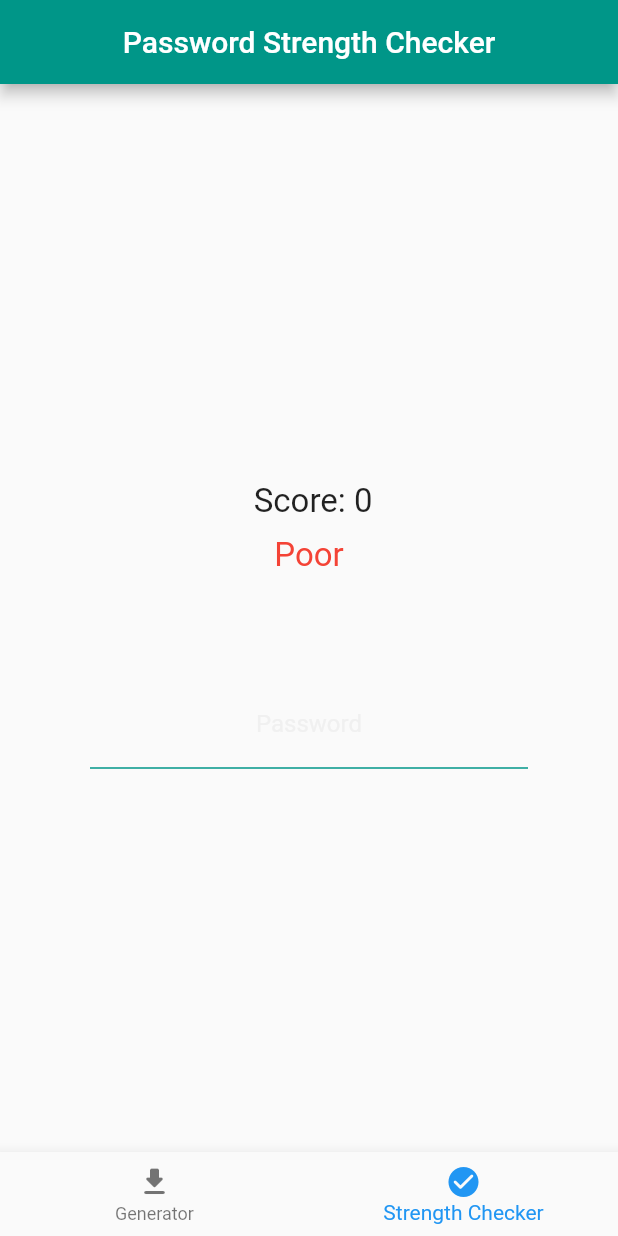
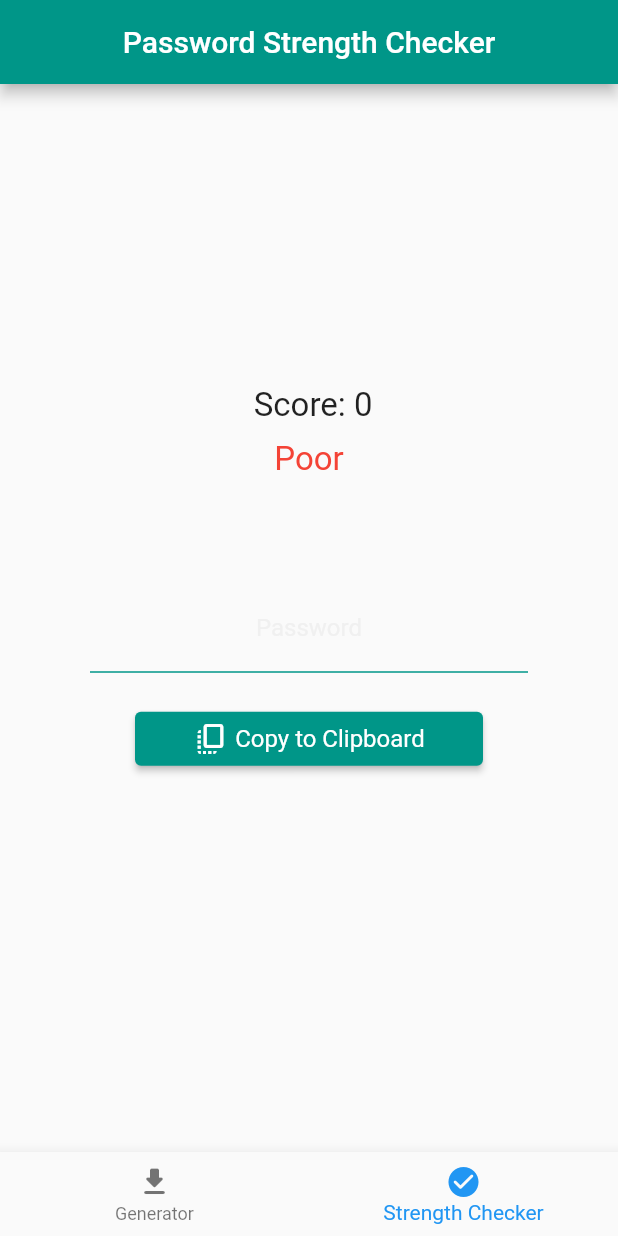
Before and after one commit to aaronjc15128/password_generator, a Flutter app: the screen it shows after launch, item 2 of the bottom bar chosen, on a phone screen of 412 x 824 dp. Run offline on Flutter 3.47's test engine with Material 2 defaults, Android fonts, the phone set to English and light mode, and no system bars.

Commit message:
Added copy to clipboard button to Strength Checker

```diff
--- a/lib/main.dart
+++ b/lib/main.dart
@@ -305,6 +305,25 @@ class _AppState extends State<App> {
             },
           )
         ),
+        /* Button  */ Container(
+          margin: const EdgeInsets.fromLTRB(90, 20, 90, 60),
+          child: ElevatedButton(
+            style: ElevatedButton.styleFrom(
+              backgroundColor: Colors.teal,
+              textStyle: const TextStyle(fontSize: 16)
+            ),
+            onPressed: () {
+              Clipboard.setData(ClipboardData(text: passwordInput));
+            },
+            child: Row(
+              mainAxisAlignment: MainAxisAlignment.center,
+              children: const <Widget>[
+                Icon(Icons.copy_all),
+                Text(" Copy to Clipboard")
+              ]
+            ),
+          ),
+        ),
       ],
     )
   ];
```
